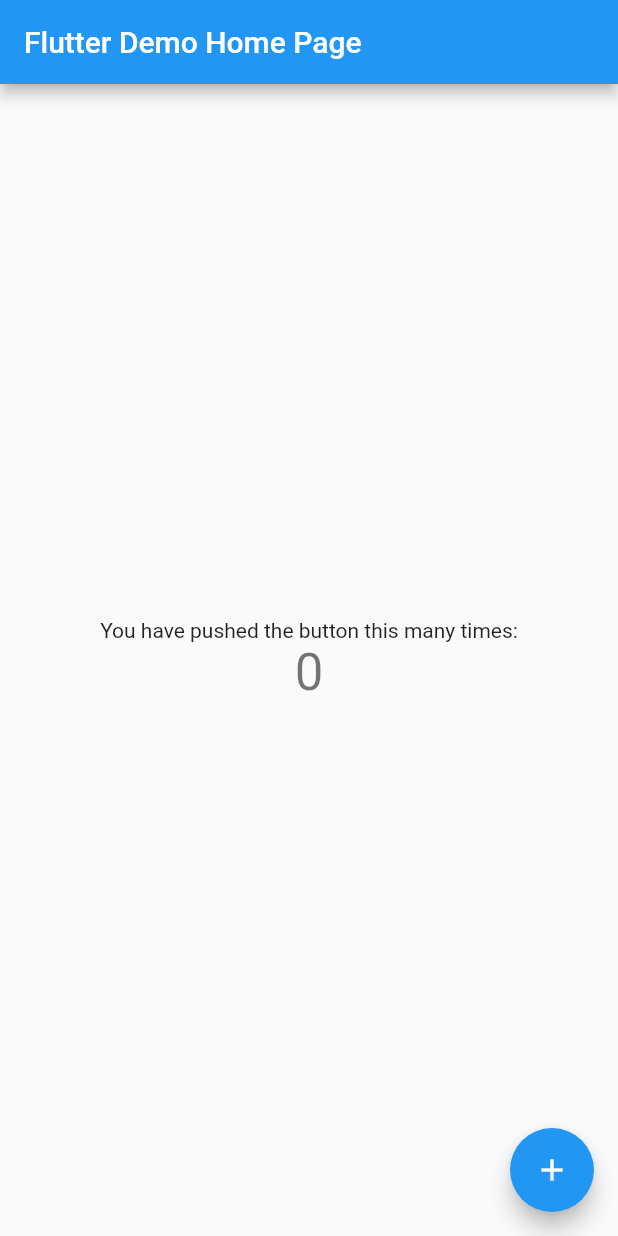
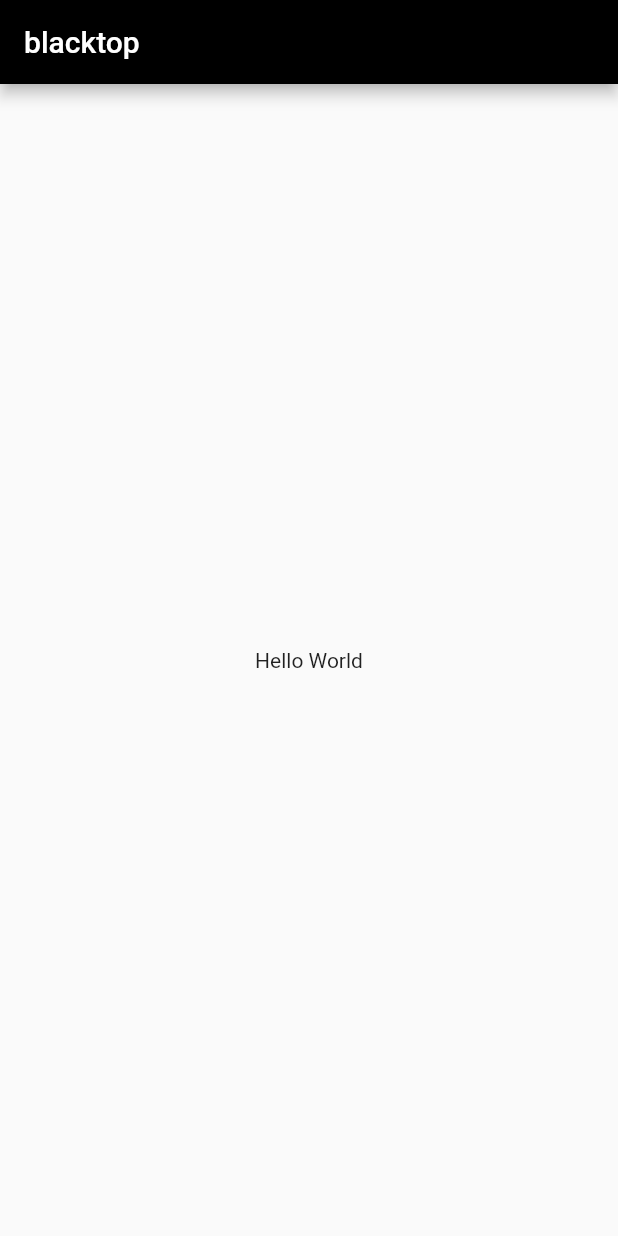
Before and after one commit to kagencrouch/BlackTop, a Flutter app: the screen it shows after launch, on a phone screen of 412 x 824 dp. Run offline on Flutter 3.47's test engine with Material 2 defaults, Android fonts, the phone set to English and light mode, and no system bars.

Commit message:
Initial commit

```diff
--- a/lib/main.dart
+++ b/lib/main.dart
@@ -1,115 +1,52 @@
 import 'package:flutter/material.dart';
 
 void main() {
-  runApp(const MyApp());
+  runApp(const BlackTop());
 }
 
-class MyApp extends StatelessWidget {
-  const MyApp({super.key});
-
-  // This widget is the root of your application.
+class BlackTop extends StatelessWidget {
+  const BlackTop({super.key});
   @override
   Widget build(BuildContext context) {
     return MaterialApp(
-      title: 'Flutter Demo',
+      title: 'Blacktop 0.0.1',
       theme: ThemeData(
-        // This is the theme of your application.
-        //
-        // Try running your application with "flutter run". You'll see the
-        // application has a blue toolbar. Then, without quitting the app, try
-        // changing the primarySwatch below to Colors.green and then invoke
-        // "hot reload" (press "r" in the console where you ran "flutter run",
-        // or simply save your changes to "hot reload" in a Flutter IDE).
-        // Notice that the counter didn't reset back to zero; the application
-        // is not restarted.
-        primarySwatch: Colors.blue,
+        colorScheme: ColorScheme.fromSwatch().copyWith(
+          primary: Colors.black,
+          secondary: Colors.grey,
+        ),
       ),
-      home: const MyHomePage(title: 'Flutter Demo Home Page'),
+      home: const HomePage(title: 'blacktop'),
     );
   }
 }
 
-class MyHomePage extends StatefulWidget {
-  const MyHomePage({super.key, required this.title});
-
-  // This widget is the home page of your application. It is stateful, meaning
-  // that it has a State object (defined below) that contains fields that affect
-  // how it looks.
-
-  // This class is the configuration for the state. It holds the values (in this
-  // case the title) provided by the parent (in this case the App widget) and
-  // used by the build method of the State. Fields in a Widget subclass are
-  // always marked "final".
+class HomePage extends StatefulWidget {
+  const HomePage({super.key, required this.title});
 
   final String title;
 
   @override
-  State<MyHomePage> createState() => _MyHomePageState();
+  State<HomePage> createState() => _HomePageState();
 }
 
-class _MyHomePageState extends State<MyHomePage> {
-  int _counter = 0;
-
-  void _incrementCounter() {
-    setState(() {
-      // This call to setState tells the Flutter framework that something has
-      // changed in this State, which causes it to rerun the build method below
-      // so that the display can reflect the updated values. If we changed
-      // _counter without calling setState(), then the build method would not be
-      // called again, and so nothing would appear to happen.
-      _counter++;
-    });
-  }
-
+class _HomePageState extends State<HomePage> {
   @override
   Widget build(BuildContext context) {
-    // This method is rerun every time setState is called, for instance as done
-    // by the _incrementCounter method above.
-    //
-    // The Flutter framework has been optimized to make rerunning build methods
-    // fast, so that you can just rebuild anything that needs updating rather
-    // than having to individually change instances of widgets.
     return Scaffold(
       appBar: AppBar(
-        // Here we take the value from the MyHomePage object that was created by
-        // the App.build method, and use it to set our appbar title.
         title: Text(widget.title),
       ),
       body: Center(
-        // Center is a layout widget. It takes a single child and positions it
-        // in the middle of the parent.
         child: Column(
-          // Column is also a layout widget. It takes a list of children and
-          // arranges them vertically. By default, it sizes itself to fit its
-          // children horizontally, and tries to be as tall as its parent.
-          //
-          // Invoke "debug painting" (press "p" in the console, choose the
-          // "Toggle Debug Paint" action from the Flutter Inspector in Android
-          // Studio, or the "Toggle Debug Paint" command in Visual Studio Code)
-          // to see the wireframe for each widget.
-          //
-          // Column has various properties to control how it sizes itself and
-          // how it positions its children. Here we use mainAxisAlignment to
-          // center the children vertically; the main axis here is the vertical
-          // axis because Columns are vertical (the cross axis would be
-          // horizontal).
           mainAxisAlignment: MainAxisAlignment.center,
-          children: <Widget>[
-            const Text(
-              'You have pushed the button this many times:',
-            ),
+          children: const <Widget>[
             Text(
-              '$_counter',
-              style: Theme.of(context).textTheme.headline4,
+              'Hello World',
             ),
           ],
         ),
       ),
-      floatingActionButton: FloatingActionButton(
-        onPressed: _incrementCounter,
-        tooltip: 'Increment',
-        child: const Icon(Icons.add),
-      ), // This trailing comma makes auto-formatting nicer for build methods.
     );
   }
 }
```
Also changed, not shown: 1 other file.
